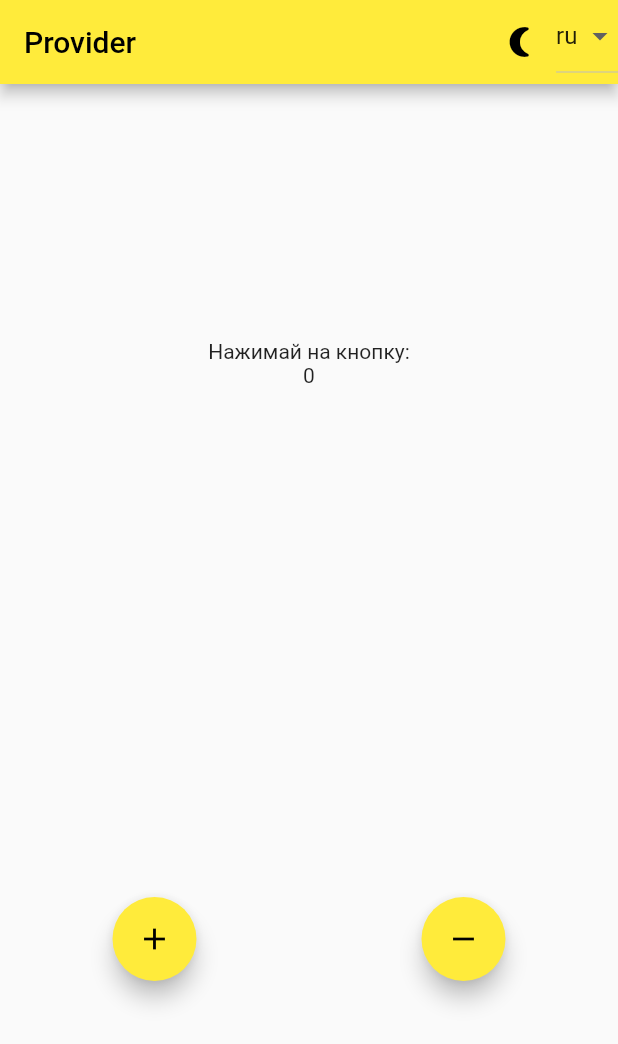
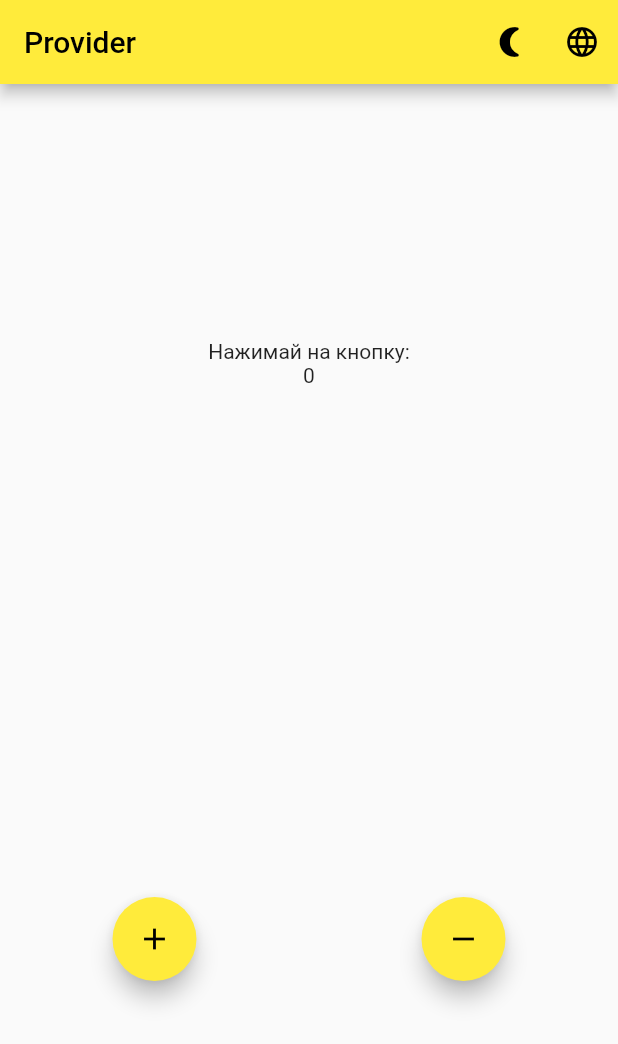
Before and after one commit to MariyaVik/provider-counter-theme-localization, a Flutter app: the screen it shows after launch, on a phone screen of 412 x 824 dp. Shown: the top 1044 px of the screen. Run offline on Flutter 3.47's test engine with Material 2 defaults, Android fonts, the phone set to English and light mode, and no system bars; generated files the repository leaves out were written again.

Commit message:
add language settings screen

```diff
--- a/lib/common/locale_model.dart
+++ b/lib/common/locale_model.dart
@@ -5,8 +5,8 @@ class LocaleModel extends ChangeNotifier {
   Locale _currentLocale = Localization.ru;
   Locale get currentLocale => _currentLocale;
 
-  changeLocale(String? newLocale) {
-    if (newLocale != null) _currentLocale = Locale(newLocale);
+  changeLocale(Locale newLocale) {
+    _currentLocale = newLocale;
     notifyListeners();
   }
 }
--- a/lib/ui/app.dart
+++ b/lib/ui/app.dart
@@ -7,7 +7,7 @@ import 'package:provider_simple_counter/data/models/counter.dart';
 import 'package:flutter_gen/gen_l10n/app_localizations.dart';
 
 import '../common/theme/theme_model.dart';
-import 'home.dart';
+import 'navigation.dart';
 
 class MyApp extends StatelessWidget {
   const MyApp({Key? key}) : super(key: key);
@@ -32,7 +32,8 @@ class MyApp extends StatelessWidget {
           locale: context.watch<LocaleModel>().currentLocale,
           title: 'Flutter Demo',
           theme: state.theme,
-          home: const MyHomePage(title: 'Provider'),
+          initialRoute: Navigation.initialRoute,
+          onGenerateRoute: Navigation.onGenerateRoute,
         );
       }),
     );
--- a/lib/ui/home.dart
+++ b/lib/ui/home.dart
@@ -1,13 +1,13 @@
 import 'package:flutter/material.dart';
 import 'package:provider/provider.dart';
-import 'package:provider_simple_counter/common/locale_model.dart';
 import 'package:provider_simple_counter/common/localization.dart';
 import 'package:provider_simple_counter/data/models/counter.dart';
 
 import '../common/theme/theme_model.dart';
+import 'navigation.dart';
 
-class MyHomePage extends StatelessWidget {
-  const MyHomePage({Key? key, required this.title}) : super(key: key);
+class HomeScreen extends StatelessWidget {
+  const HomeScreen({Key? key, required this.title}) : super(key: key);
 
   final String title;
 
@@ -21,16 +21,21 @@ class MyHomePage extends StatelessWidget {
                 ? Icons.sunny
                 : Icons.nightlight_round));
       }),
-      DropdownButton<String>(
-        value: context.read<LocaleModel>().currentLocale.languageCode,
-        items: Localization.supportedLocales.map<DropdownMenuItem<String>>((e) {
-          return DropdownMenuItem(
-              value: e.languageCode, child: Text(e.languageCode));
-        }).toList(),
-        onChanged: ((value) {
-          context.read<LocaleModel>().changeLocale(value);
-        }),
-      )
+      IconButton(
+          onPressed: () {
+            Navigator.of(context).pushNamed(NavRouteName.languages);
+          },
+          icon: const Icon(Icons.language))
+      // DropdownButton<String>(
+      //   value: context.read<LocaleModel>().currentLocale.languageCode,
+      //   items: Localization.supportedLocales.map<DropdownMenuItem<String>>((e) {
+      //     return DropdownMenuItem(
+      //         value: e.languageCode, child: Text(e.languageCode));
+      //   }).toList(),
+      //   onChanged: ((value) {
+      //     context.read<LocaleModel>().changeLocale(value);
+      //   }),
+      // )
     ];
     return Scaffold(
       appBar: AppBar(
@@ -79,10 +84,12 @@ class _ActivitiesWidget extends StatelessWidget {
       mainAxisAlignment: MainAxisAlignment.spaceAround,
       children: [
         FloatingActionButton(
+          heroTag: null,
           onPressed: context.read<Counter>().increment,
           child: const Icon(Icons.add),
         ),
         FloatingActionButton(
+          heroTag: null,
           onPressed: context.read<Counter>().decrement,
           child: const Icon(Icons.remove),
         ),
--- /dev/null
+++ b/lib/ui/navigation.dart
@@ -0,0 +1,27 @@
+import 'package:flutter/material.dart';
+
+import 'home.dart';
+import 'language_setting.dart';
+
+abstract class NavRouteName {
+  static const home = '/';
+  static const languages = '/languages';
+}
+
+class Navigation {
+  static const initialRoute = NavRouteName.home;
+
+  static Route<dynamic> onGenerateRoute(RouteSettings settings) {
+    switch (settings.name) {
+      case NavRouteName.home:
+        return MaterialPageRoute(
+            builder: (context) => const HomeScreen(title: 'Provider'));
+      case NavRouteName.languages:
+        return MaterialPageRoute(builder: (context) => const LanguageScreen());
+
+      default:
+        return MaterialPageRoute(
+            builder: (context) => const Text('Navigation error!!!'));
+    }
+  }
+}
```
Also changed, not shown: lib/ui/language_setting.dart (added, +32 -0 lines).
